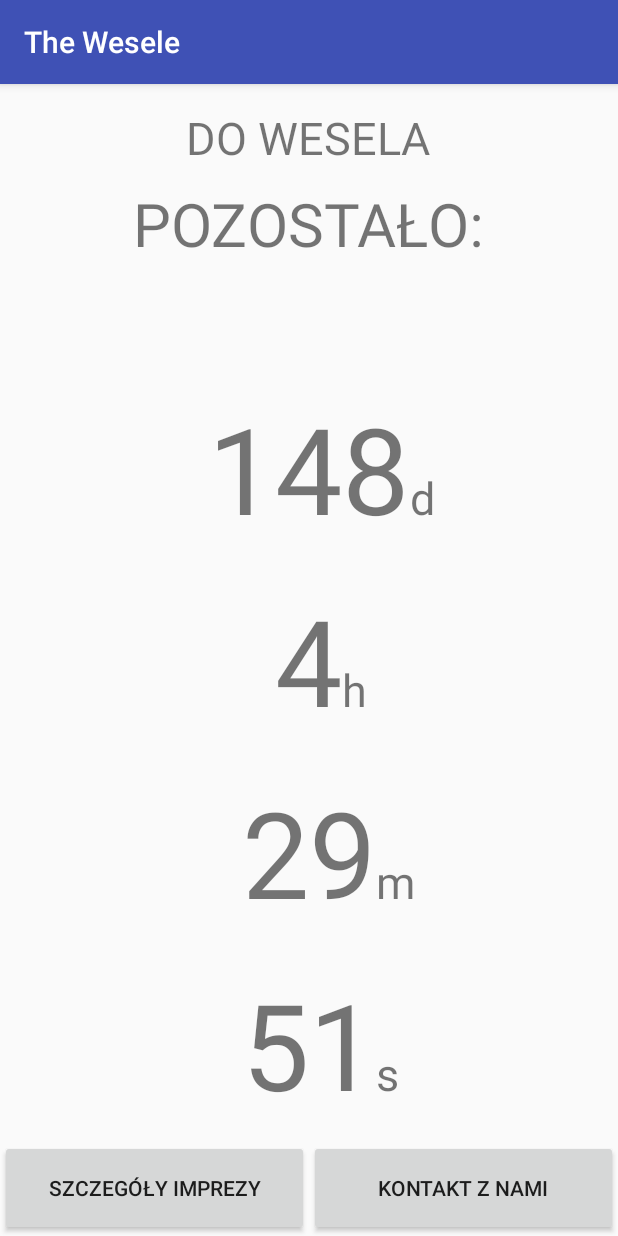
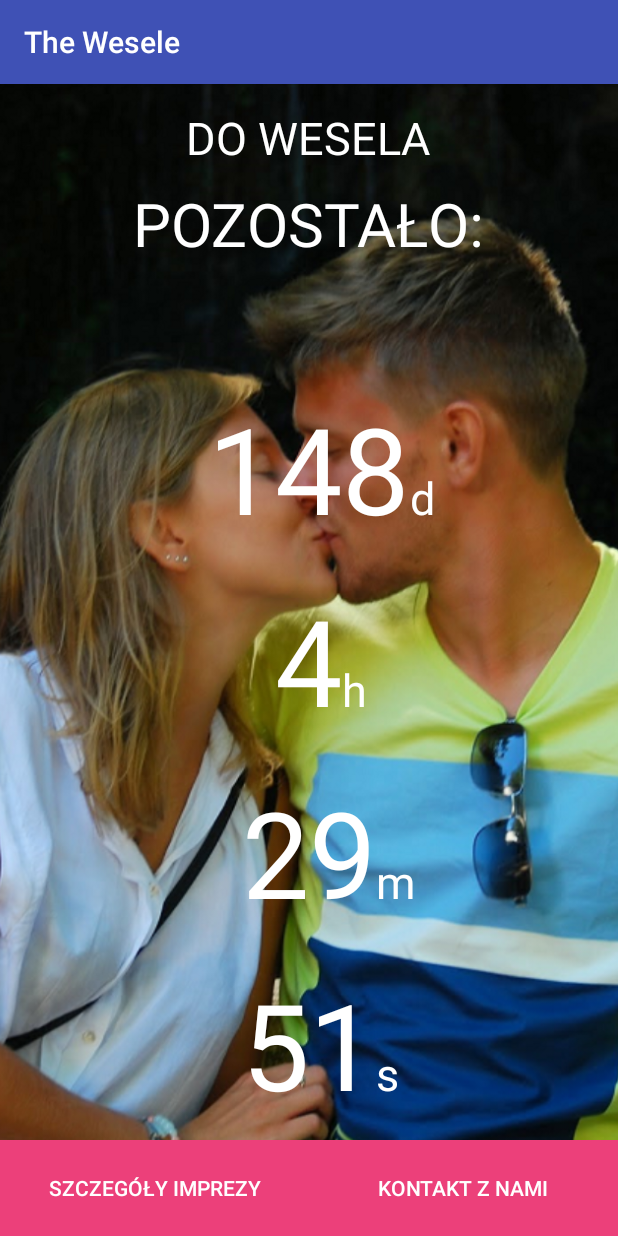
Before and after one commit to rafaluk/TheWesele, an Android app: the screen it shows after launch (MainActivity), on a phone screen of 412 x 824 dp. Run offline under Robolectric (Android 15) with nearby library versions, the phone set to English and light mode, and no system bars.

Commit message:
tło, ikona, ładność

```diff
--- /dev/null
+++ b/app/src/main/java/com/example/rafalklat/thewesele/ContactActivity.java
@@ -0,0 +1,8 @@
+package com.example.rafalklat.thewesele;
+
+/**
+ * Created by rafal.klat on 17.03.2017.
+ */
+
+public class ContactActivity {
+}
--- a/app/src/main/java/com/example/rafalklat/thewesele/MainActivity.java
+++ b/app/src/main/java/com/example/rafalklat/thewesele/MainActivity.java
@@ -1,5 +1,8 @@
 package com.example.rafalklat.thewesele;
 
+import android.app.ActionBar;
+import android.graphics.Color;
+import android.graphics.drawable.ColorDrawable;
 import android.os.CountDownTimer;
 import android.support.v7.app.AppCompatActivity;
 import android.os.Bundle;
@@ -26,6 +29,9 @@ public class MainActivity extends AppCompatActivity {
     protected void onCreate(Bundle savedInstanceState) {
         super.onCreate(savedInstanceState);
         setContentView(R.layout.activity_main);
+
+//        ActionBar bar = getActionBar();
+//        bar.setBackgroundDrawable(new ColorDrawable(Color.RED));
 
         days = (TextView) findViewById(R.id.days);
         hours = (TextView) findViewById(R.id.hours);
--- a/app/src/main/res/layout/activity_main.xml
+++ b/app/src/main/res/layout/activity_main.xml
@@ -5,8 +5,13 @@
     android:layout_width="match_parent"
     android:layout_height="match_parent"
     android:orientation="vertical"
-    tools:context="com.example.rafalklat.thewesele.MainActivity">
-
+    tools:context="com.example.rafalklat.thewesele.MainActivity"
+    >
+<ImageView
+    android:layout_width="wrap_content"
+    android:layout_height="wrap_content"
+    android:scaleType="centerCrop"
+    android:src="@drawable/tomy"/>
     <LinearLayout
         android:layout_width="0dp"
         android:layout_height="0dp"
@@ -23,7 +28,6 @@
             android:layout_height="0dp"
             android:layout_weight="3">
 
-
             <TextView
                 android:id="@+id/doslubu"
                 android:layout_width="wrap_content"
@@ -31,7 +35,8 @@
                 android:layout_centerHorizontal="true"
                 android:text="DO WESELA"
                 android:layout_marginTop="15dp"
-                android:textSize="30dp"/>
+                android:textSize="30dp"
+                style="@style/Counter"/>
             <TextView
                 android:layout_width="wrap_content"
                 android:layout_height="wrap_content"
@@ -40,7 +45,8 @@
                 android:text="POZOSTAŁO:"
                 android:layout_margin="10dp"
                 android:layout_marginTop="20dp"
-                android:textSize="40dp"/>
+                android:textSize="40dp"
+                style="@style/Counter"/>
         </RelativeLayout>
 
         <RelativeLayout
@@ -59,6 +65,7 @@
                 android:layout_centerHorizontal="true"
                 android:layout_centerVertical="true"
                 android:textSize="80dp"
+                style="@style/Counter"
                 />
             <TextView
                 android:layout_width="wrap_content"
@@ -68,7 +75,8 @@
                 android:layout_alignBaseline="@+id/days"
                 android:layout_alignBottom="@+id/days"
                 android:layout_toRightOf="@+id/days"
-                android:layout_toEndOf="@+id/days" />
+                android:layout_toEndOf="@+id/days"
+                style="@style/Counter"/>
         </RelativeLayout>
 
         <RelativeLayout
@@ -87,6 +95,7 @@
                 android:layout_centerHorizontal="true"
                 android:layout_centerVertical="true"
                 android:textSize="80dp"
+                style="@style/Counter"
                 />
             <TextView
                 android:layout_width="wrap_content"
@@ -96,7 +105,8 @@
                 android:layout_alignBaseline="@+id/hours"
                 android:layout_alignBottom="@+id/hours"
                 android:layout_toRightOf="@+id/hours"
-                android:layout_toEndOf="@+id/hours" />
+                android:layout_toEndOf="@+id/hours"
+                style="@style/Counter"/>
         </RelativeLayout>
 
         <RelativeLayout
@@ -115,6 +125,7 @@
                 android:layout_centerHorizontal="true"
                 android:layout_centerVertical="true"
                 android:textSize="80dp"
+                style="@style/Counter"
                 />
             <TextView
                 android:layout_width="wrap_content"
@@ -124,7 +135,8 @@
                 android:layout_alignBaseline="@+id/minutes"
                 android:layout_alignBottom="@+id/minutes"
                 android:layout_toRightOf="@+id/minutes"
-                android:layout_toEndOf="@+id/minutes" />
+                android:layout_toEndOf="@+id/minutes"
+                style="@style/Counter"/>
         </RelativeLayout>
         <RelativeLayout
             android:id="@+id/sekundy"
@@ -142,6 +154,7 @@
                 android:layout_centerHorizontal="true"
                 android:layout_centerVertical="true"
                 android:textSize="80dp"
+                style="@style/Counter"
                 />
             <TextView
                 android:layout_width="wrap_content"
@@ -151,7 +164,8 @@
                 android:layout_alignBaseline="@+id/seconds"
                 android:layout_alignBottom="@+id/seconds"
                 android:layout_toRightOf="@+id/seconds"
-                android:layout_toEndOf="@+id/seconds" />
+                android:layout_toEndOf="@+id/seconds"
+                style="@style/Counter"/>
         </RelativeLayout>
 
         <LinearLayout
@@ -167,13 +181,15 @@
                 android:text="szczegóły imprezy"
                 android:layout_width="0dp"
                 android:layout_weight="2"
-                android:layout_height="match_parent" />
+                android:layout_height="match_parent"
+                style="@style/Fuksja"/>
             <Button
                 android:id="@+id/contact_button"
                 android:text="kontakt z nami"
                 android:layout_width="0dp"
                 android:layout_weight="2"
-                android:layout_height="match_parent" />
+                android:layout_height="match_parent"
+                style="@style/Fuksja"/>
         </LinearLayout>
     </LinearLayout>
 
--- a/app/src/main/res/values/styles.xml
+++ b/app/src/main/res/values/styles.xml
@@ -8,4 +8,12 @@
         <item name="colorAccent">@color/colorAccent</item>
     </style>
 
+    <style name="Counter" parent="AppTheme">
+        <item name="android:textColor">#FFFFFF</item>
+    </style>
+
+    <style name="Fuksja" parent="Widget.AppCompat.Button">
+        <item name="android:background">#EC407A</item>
+        <item name="android:textColor">#FFFFFF</item>
+    </style>
 </resources>
```
Also changed, not shown: app/src/main/ic_launcher-web.png (added), app/src/main/res/drawable/tomy.png (added), app/src/main/res/mipmap-hdpi/ic_launcher.png, app/src/main/res/mipmap-mdpi/ic_launcher.png, app/src/main/res/mipmap-xhdpi/ic_launcher.png, app/src/main/res/mipmap-xxhdpi/ic_launcher.png, app/src/main/res/mipmap-xxxhdpi/ic_launcher.png.
